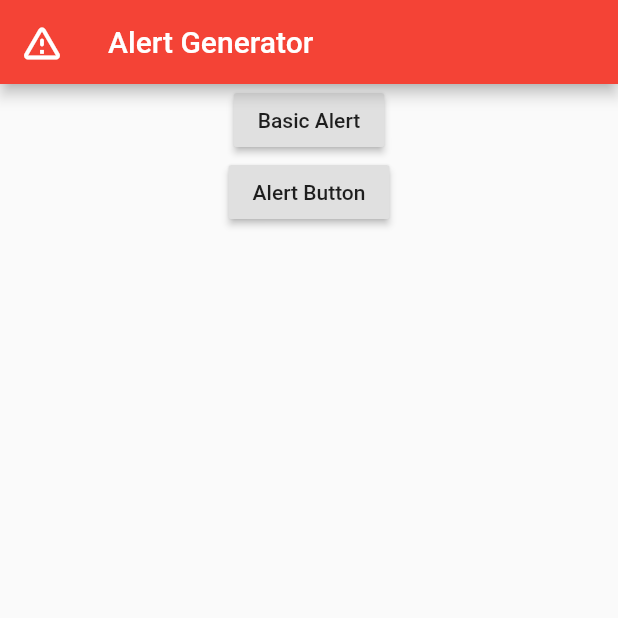
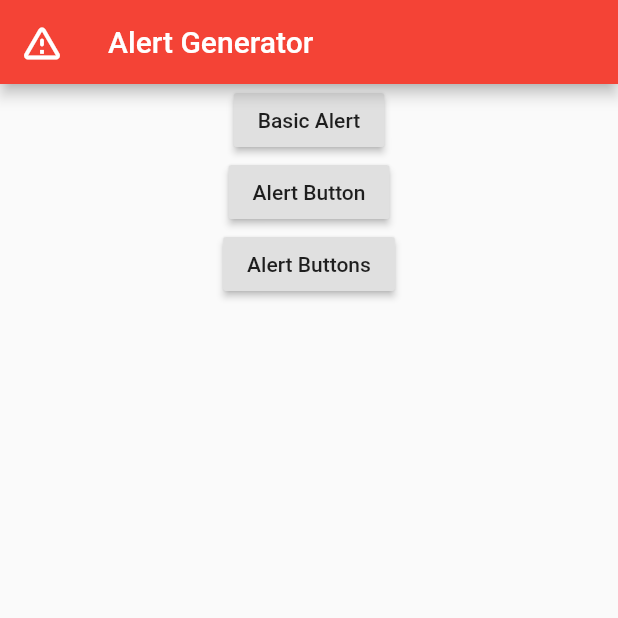
Before and after one commit to harshilgupta-dev/Alert_Generator, a Flutter app: the screen it shows after launch, on a phone screen of 412 x 824 dp, the top half of it. Run offline on Flutter 3.47's test engine with Material 2 defaults, Android fonts, the light colour scheme and no system bars; our stand-ins replace rflutter_alert.

Commit message:
add AlertButtons first button i.e FLAT

```diff
--- a/lib/main.dart
+++ b/lib/main.dart
@@ -65,7 +65,28 @@ class MyApp extends StatelessWidget {
                     child: Text('Alert Button'),
                   );
                 },
-              )
+              ),
+              Builder(builder: (context){
+                return RaisedButton(
+                  child: Text('Alert Buttons'),
+                  onPressed: (){
+                  Alert(
+                    type: AlertType.warning,
+                    title: 'Alert with Buttons',
+                    desc: 'Alert with multiple buttons',
+                    context: context,
+                    buttons: [
+                      DialogButton(child: Text(' FLAT',style: TextStyle(color: Colors.white, fontSize: 20)),
+                          onPressed: (){
+                            return Navigator.pop(context);
+                          },
+                        color: Color.fromRGBO(0, 179, 134, 1.0),
+                      ),
+                    ]
+                  ).show();
+                },
+                );
+              },)
             ],
           ),
         ),
```
